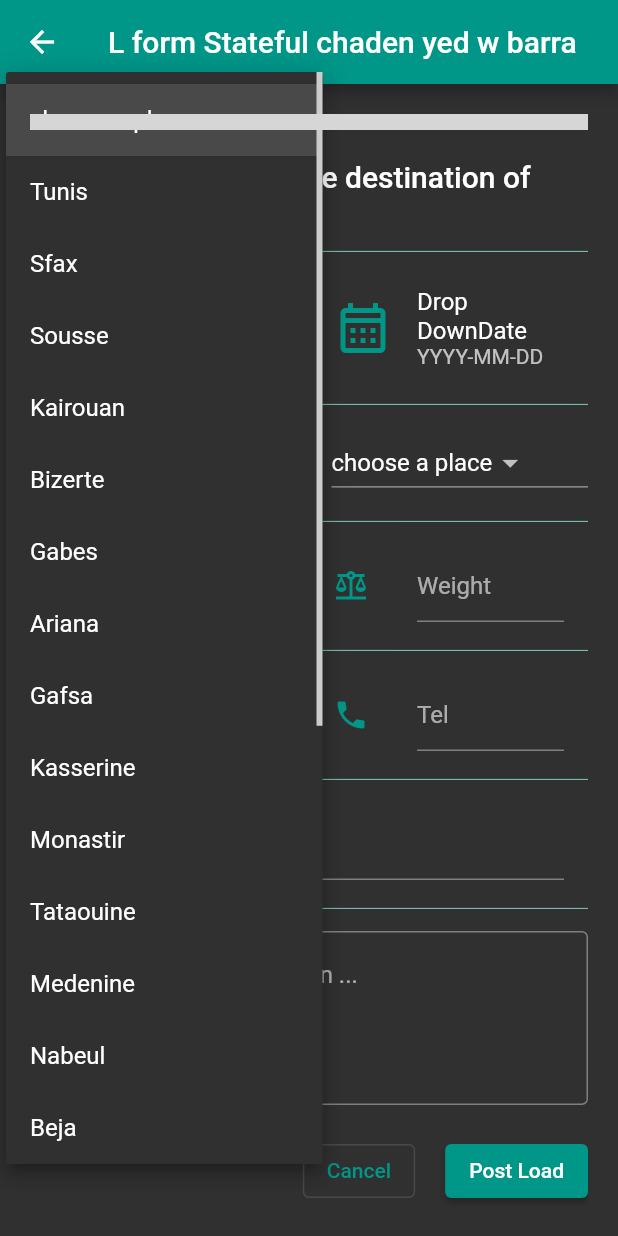
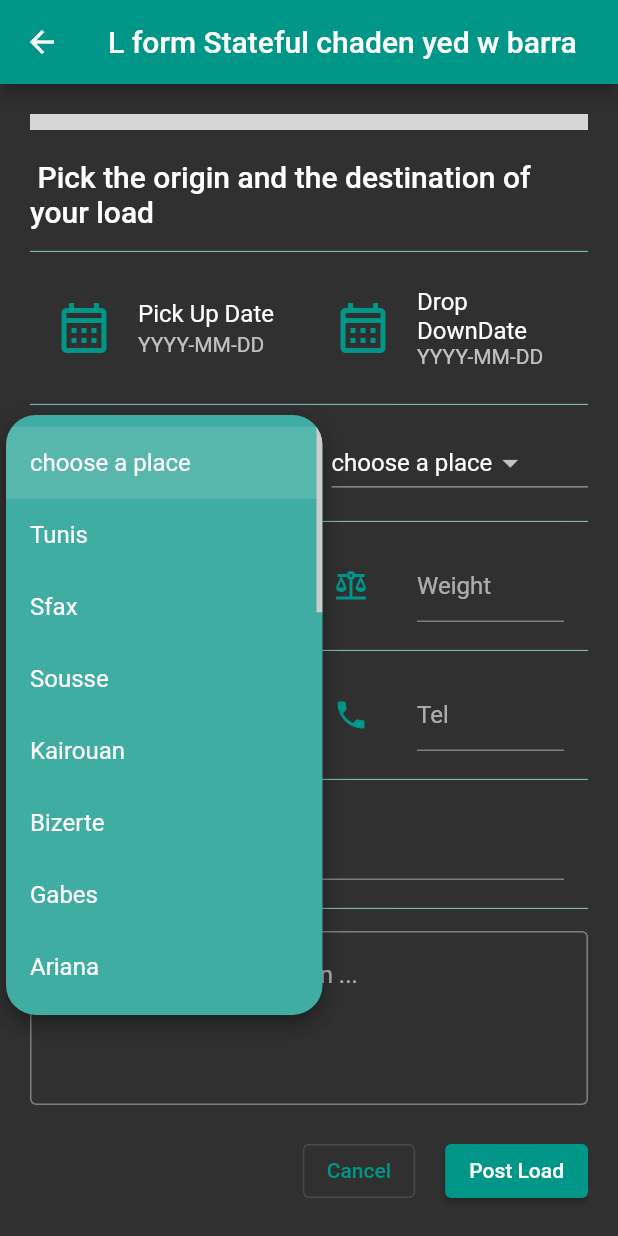
Before and after one commit to Zouuabi/nuitdInfo, a Flutter app: the PostLoadScreen screen opened by its route, scrolled down 319 dp, after a tap on "choose a place", on a phone screen of 412 x 824 dp. Run offline on Flutter 3.47's test engine with Material 2 defaults, Android fonts, the phone set to English and light mode, and no system bars; drawn by our look-alikes of flutter_map; our stand-ins replace cloud_firestore, dartz, equatable, firebase_auth, firebase_core, firebase_storage and 5 more; accounts and stored records are empty; grey boxes are pictures that could not be loaded.

Commit message:
baarcha machekl

```diff
--- a/lib/src/data/models/load.dart
+++ b/lib/src/data/models/load.dart
@@ -1,4 +1,4 @@
-import 'package:cloud_firestore/cloud_firestore.dart';
+
 import 'package:equatable/equatable.dart';
 
 class Load extends Equatable {
--- a/lib/src/data/repository/repository_impl.dart
+++ b/lib/src/data/repository/repository_impl.dart
@@ -1,6 +1,5 @@
 import 'dart:async';
 
-import 'package:cloud_firestore/cloud_firestore.dart';
 import 'package:doft/src/core/failure.dart';
 import 'package:doft/src/data/data_source/remote_data_source/cloud_firestore.dart';
 import 'package:firebase_auth/firebase_auth.dart';
--- /dev/null
+++ b/lib/src/presentation/main/post_load/widgets/choose_location_button.dart
@@ -0,0 +1,67 @@
+import 'package:flutter/material.dart';
+
+class ChooseLocationButton extends StatefulWidget {
+  const ChooseLocationButton({
+    super.key,
+    required this.onlocationschanged,
+  });
+
+  final void Function(String location) onlocationschanged;
+
+  @override
+  State<ChooseLocationButton> createState() => _ChooseLocationButtonState();
+}
+
+class _ChooseLocationButtonState extends State<ChooseLocationButton> {
+  List<String> towns = [
+    'Tunis',
+    'Sfax',
+    'Sousse',
+    'Kairouan',
+    'Bizerte',
+    'Gabes',
+    'Ariana',
+    'Gafsa',
+    'Kasserine',
+    'Monastir',
+    'Tataouine',
+    'Medenine',
+    'Nabeul',
+    'Beja',
+    'Ben Arous',
+    'Siliana',
+    'Jendouba',
+    'Mahdia',
+    'Kebili',
+    'La Manouba',
+    'Tozeur',
+    'Kef',
+    'Zaghouan',
+    'Sidi Bouzid',
+  ];
+  String selectedLocation = 'choose a place';
+  @override
+  Widget build(BuildContext context) {
+    return DropdownButton(
+      dropdownColor: const Color.fromARGB(255, 64, 173, 162),
+      borderRadius: BorderRadius.circular(20),
+      menuMaxHeight: 400,
+      value: selectedLocation,
+      items: [
+        const DropdownMenuItem(
+            value: 'choose a place', child: Text('choose a place')),
+        ...(towns
+            .map((e) => DropdownMenuItem(value: e, child: Text(e)))
+            .toList())
+      ],
+      onChanged: (value) {
+        if (value != null) {
+          widget.onlocationschanged(value);
+          setState(() {
+            selectedLocation = value;
+          });
+        }
+      },
+    );
+  }
+}
--- a/lib/src/presentation/main/post_load/widgets/details_input.dart
+++ b/lib/src/presentation/main/post_load/widgets/details_input.dart
@@ -1,8 +1,9 @@
-import 'package:cloud_firestore/cloud_firestore.dart';
+
 import 'package:flutter/material.dart';
 
 import '../../../../data/models/load.dart';
 import '../../../shared/show_alert.dart';
+import 'choose_location_button.dart';
 import 'icon_text_field.dart';
 import 'pick_date_button.dart';
 import 'select_truck_type.dart';
@@ -114,7 +115,7 @@ class _LoadDetailsFormState extends State<LoadDetailsForm> {
         Row(
           children: [
             Expanded(
-              child: ChooseLocation(
+              child: ChooseLocationButton(
                 onlocationschanged: (location) {
                   _origin = location;
                 },
@@ -124,7 +125,7 @@ class _LoadDetailsFormState extends State<LoadDetailsForm> {
               width: 30,
             ),
             Expanded(
-              child: ChooseLocation(
+              child: ChooseLocationButton(
                 onlocationschanged: (location) {
                   _destination = location;
                 },
@@ -243,66 +244,3 @@ class _LoadDetailsFormState extends State<LoadDetailsForm> {
     );
   }
 }
-
-class ChooseLocation extends StatefulWidget {
-  const ChooseLocation({
-    super.key,
-    required this.onlocationschanged,
-  });
-
-  final void Function(String location) onlocationschanged;
-
-  @override
-  State<ChooseLocation> createState() => _ChooseLocationState();
-}
-
-class _ChooseLocationState extends State<ChooseLocation> {
-  List<String> towns = [
-    'Tunis',
-    'Sfax',
-    'Sousse',
-    'Kairouan',
-    'Bizerte',
-    'Gabes',
-    'Ariana',
-    'Gafsa',
-    'Kasserine',
-    'Monastir',
-    'Tataouine',
-    'Medenine',
-    'Nabeul',
-    'Beja',
-    'Ben Arous',
-    'Siliana',
-    'Jendouba',
-    'Mahdia',
-    'Kebili',
-    'La Manouba',
-    'Tozeur',
-    'Kef',
-    'Zaghouan',
-    'Sidi Bouzid',
-  ];
-  String selectedLocation = 'choose a place';
-  @override
-  Widget build(BuildContext context) {
-    return DropdownButton(
-      value: selectedLocation,
-      items: [
-        const DropdownMenuItem(
-            value: 'choose a place', child: Text('choose a place')),
-        ...(towns
-            .map((e) => DropdownMenuItem(value: e, child: Text(e)))
-            .toList())
-      ],
-      onChanged: (value) {
-        if (value != null) {
-          widget.onlocationschanged(value);
-          setState(() {
-            selectedLocation = value;
-          });
-        }
-      },
-    );
-  }
-}
--- a/lib/src/presentation/main/post_load/widgets/pick_date_button.dart
+++ b/lib/src/presentation/main/post_load/widgets/pick_date_button.dart
@@ -1,6 +1,6 @@
 import 'package:flutter/material.dart';
 
-import '../../../../core/helpers/date_picker.dart';
+import '../../../shared/show_date_picker.dart';
 
 class PickDateButton extends StatefulWidget {
   /// the [PickDateButton] is built with Tile
--- a/lib/src/presentation/main/post_load/widgets/select_truck_type.dart
+++ b/lib/src/presentation/main/post_load/widgets/select_truck_type.dart
@@ -5,10 +5,11 @@ import 'package:flutter_svg/svg.dart';
 
 class SelectTruckType extends StatefulWidget {
   const SelectTruckType({
-    super.key, required this.onTypeChanged,
+    super.key,
+    required this.onTypeChanged,
   });
 
-  final void Function(String type) onTypeChanged ;
+  final void Function(String type) onTypeChanged;
 
   @override
   State<SelectTruckType> createState() => _SelectTruckTypeState();
@@ -19,6 +20,8 @@ class _SelectTruckTypeState extends State<SelectTruckType> {
   @override
   Widget build(BuildContext context) {
     return DropdownButton(
+      dropdownColor: const Color.fromARGB(255, 64, 173, 162),
+      borderRadius: BorderRadius.circular(20),
       iconSize: 30,
       value: value,
       items: const [
@@ -61,7 +64,7 @@ class TruckType extends StatelessWidget {
         imagePath,
         width: 40,
         height: 40,
-        color: Colors.teal,
+        color: Colors.white,
       ),
     );
   }
--- a/lib/src/presentation/register/pages/register_screen.dart
+++ b/lib/src/presentation/register/pages/register_screen.dart
@@ -3,7 +3,7 @@ import 'package:flutter/material.dart';
 
 import 'package:flutter_bloc/flutter_bloc.dart';
 
-import 'package:doft/src/core/helpers/date_picker.dart';
+import 'package:doft/src/presentation/shared/show_date_picker.dart';
 import 'package:doft/src/presentation/register/cubit/register_cubit.dart';
 import 'package:doft/src/presentation/shared/text_field.dart';
 
```
Also changed, not shown: lib/src/core/helpers/date_handler.dart (+31 -2 lines), lib/src/presentation/main/home/widgets/load_item.dart (+3 -23 lines), lib/src/presentation/shared/show_date_picker.dart (renamed from lib/src/core/helpers/date_picker.dart).
